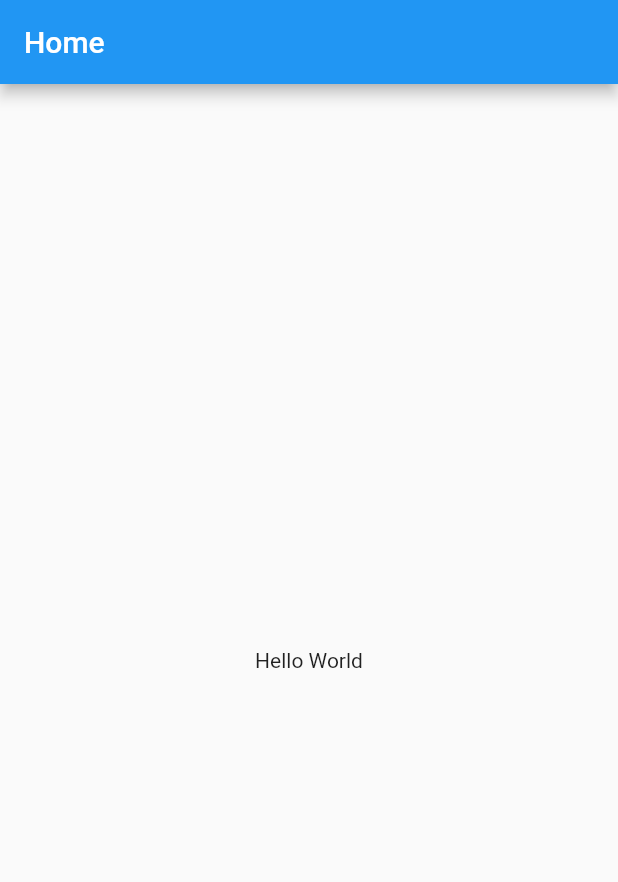
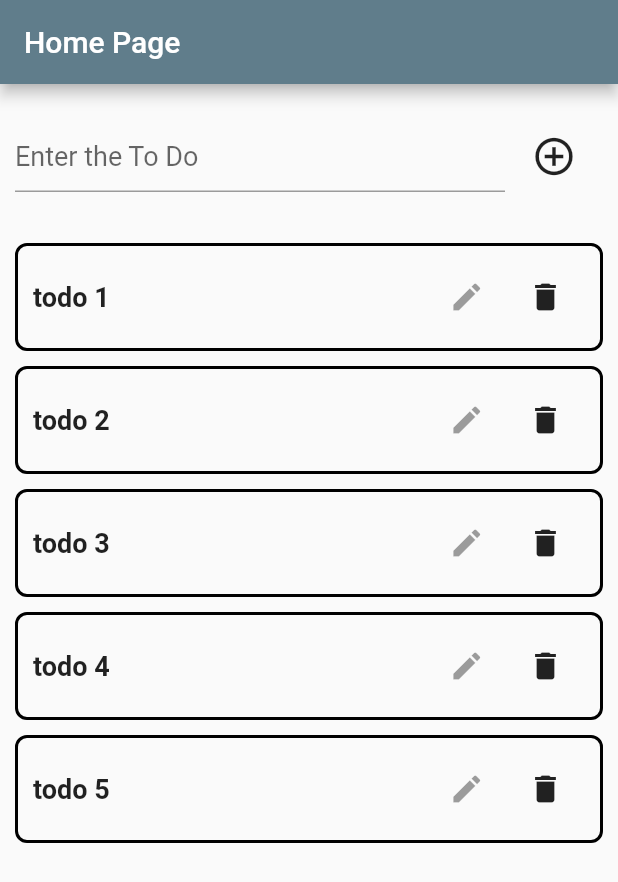
Before and after one commit to ngocminh1805/TodoApp_Flutter, a Flutter app: the screen it shows after launch, on a phone screen of 412 x 824 dp. Shown: the top 882 px of the screen. Run offline on Flutter 3.47's test engine with Material 2 defaults, Android fonts, the phone set to English and light mode, and no system bars.

Commit message:
basic todo app

```diff
--- a/lib/main.dart
+++ b/lib/main.dart
@@ -20,63 +20,136 @@ class MyApp extends StatelessWidget {
           // or simply save your changes to "hot reload" in a Flutter IDE).
           // Notice that the counter didn't reset back to zero; the application
           // is not restarted.
-        primarySwatch: Colors.blue,
+          primarySwatch: Colors.blueGrey,
           // This makes the visual density adapt to the platform that you run
           // the app on. For desktop platforms, the controls will be smaller and
           // closer together (more dense) than on mobile platforms.
           visualDensity: VisualDensity.adaptivePlatformDensity,
         ),
-      home: MyHomePage(title: 'Home'),
-    );
+        home: Home());
   }
 }
 
-class MyHomePage extends StatefulWidget {
-  MyHomePage({Key key, this.title}) : super(key: key);
-
-  // This widget is the home page of your application. It is stateful, meaning
-  // that it has a State object (defined below) that contains fields that affect
-  // how it looks.
-
-  // This class is the configuration for the state. It holds the values (in this
-  // case the title) provided by the parent (in this case the App widget) and
-  // used by the build method of the State. Fields in a Widget subclass are
-  // always marked "final".
-
-  final String title;
-
+// home screen
+class Home extends StatefulWidget {
   @override
-  _MyHomePageState createState() => _MyHomePageState();
+  _HomeState createState() => new _HomeState();
 }
 
-class _MyHomePageState extends State<MyHomePage> {
-  int _counter = 0;
+class _HomeState extends State<Home> {
+  var todo = <String>[
+    'todo 1',
+    'todo 2',
+    'todo 3',
+    'todo 4',
+    'todo 5',
+  ];
 
-  void _incrementCounter() {
-    setState(() {
-      // This call to setState tells the Flutter framework that something has
-      // changed in this State, which causes it to rerun the build method below
-      // so that the display can reflect the updated values. If we changed
-      // _counter without calling setState(), then the build method would not be
-      // called again, and so nothing would appear to happen.
-      _counter++;
-    });
+  final myEdtController = TextEditingController();
+
+  void dispose() {
+    // Clean up the controller when the widget is disposed.
+    myEdtController.dispose();
+    super.dispose();
   }
 
   @override
   Widget build(BuildContext context) {
-    // This method is rerun every time setState is called, for instance as done
-    // by the _incrementCounter method above.
-    //
-    // The Flutter framework has been optimized to make rerunning build methods
-    // fast, so that you can just rebuild anything that needs updating rather
-    // than having to individually change instances of widgets.
-    return Scaffold(
-      appBar: AppBar(title: Text('Home')),
-      body: Center(
+    return (Scaffold(
+        appBar: AppBar(
+          title: Text('Home Page'),
+        ),
+        body: Container(
+          child: Column(
+            children: <Widget>[
+              //------------------------------ add to do container------------------------------------
+              Expanded(
+                  flex: 1,
+                  child: Container(
+                    padding: EdgeInsets.only(
+                        left: 10.0, right: 10.0, top: 20, bottom: 20),
+                    child: Row(
+                      children: <Widget>[
+                        Expanded(
+                            flex: 5,
+                            child: TextField(
+                              decoration:
+                                  InputDecoration(hintText: 'Enter the To Do'),
+                              style: TextStyle(fontSize: 18.0),
+                              controller: myEdtController,
+                            )),
+
+                        //------------------ add to do button ---------------------------------------------
+                        Expanded(
+                            flex: 1,
+                            child: IconButton(
+                                icon: Icon(
+                                  Icons.add_circle_outline,
+                                  size: 30,
+                                ),
+                                onPressed: () {
+                                  setState(() {
+                                    todo.add(myEdtController.text);
+                                    myEdtController.clear();
+                                  });
+                                }))
+                      ],
+                    ),
+                  )),
+
+              // ---------------------------list to do ----------------------------------------------
+              Expanded(
+                  flex: 7,
+                  child: ListView.builder(
+                      padding: EdgeInsets.all(10.0),
+                      itemCount: todo.length,
+                      itemBuilder: (context, index) {
+                        return TodoItem(todo[index], index);
+                      }))
+            ],
+          ),
+        )));
+  }
+
+  // --------------------todo Item------------------------------------------------
+  Widget TodoItem(String title, int index) {
+    return Container(
+        padding:
+            EdgeInsets.only(left: 10.0, right: 10.0, top: 10.0, bottom: 10.0),
+        margin: EdgeInsets.only(left: 0.0, right: 0.0, top: 0.0, bottom: 10.0),
+        decoration: BoxDecoration(
+          border: Border.all(color: Color.fromRGBO(0, 0, 0, 1), width: 2),
+          borderRadius: BorderRadius.all(Radius.circular(8.0)),
+        ),
+        child: Row(
+          children: <Widget>[
+            Expanded(
+                flex: 5,
                 child: Text(
-        'Hello World',
+                  title,
+                  style: const TextStyle(
+                      fontSize: 18.0, fontWeight: FontWeight.bold),
                 )),
-    );
+            // --------------------- item edit button -----------------------------
+            Expanded(
+              flex: 1,
+              child: IconButton(
+                  icon: Icon(Icons.edit),
+                  // ------------- on press edut btn ----------------------
+                  onPressed: null),
+            ),
+            // -----------------------item delete button ----------------------------
+            Expanded(
+                flex: 1,
+                child: IconButton(
+                    icon: Icon(Icons.delete),
+                    // ---------- on press delete btn --------
+                    onPressed: () {
+                      setState(() {
+                        todo.removeAt(index);
+                      });
+                    }))
+          ],
+        ));
   }
 }
```
Also changed, not shown: 1 other file. Lines whose indentation alone changed are shown as unchanged.
